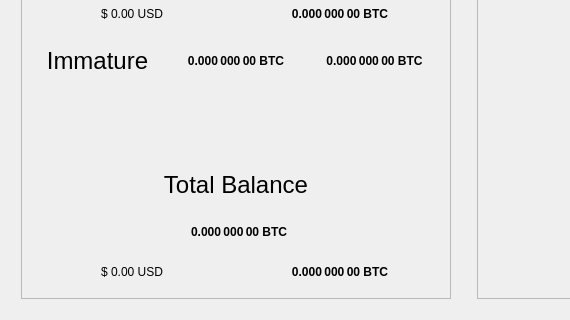
Old version of the form src/qt/forms/overviewpage.ui in the repository PACCommunity/PAC; both pictures show x 0 to 570 and y 342 to 662 of the 960 by 662 pixel window.
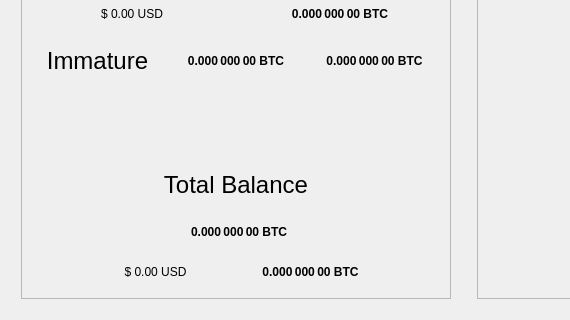
New version of the form.

```diff
--- a/src/qt/forms/overviewpage.ui
+++ b/src/qt/forms/overviewpage.ui
@@ -557,6 +557,22 @@
             </item>
             <item>
              <layout class="QHBoxLayout" name="horizontalLayout_10">
+              <item>
+                <spacer name="horizontalSpacer_4">
+                <property name="orientation">
+                 <enum>Qt::Horizontal</enum>
+                </property>
+                <property name="sizeType">
+                 <enum>QSizePolicy::Fixed</enum>
+                </property>
+                <property name="sizeHint" stdset="0">
+                 <size>
+                  <width>50</width>
+                  <height>20</height>
+                 </size>
+                </property>
+               </spacer>
+              </item>
               <item>
                <widget class="QLabel" name="labelTotalUSD">
                 <property name="text">
@@ -595,6 +611,19 @@
                 </property>
                </widget>
               </item>
+              <item>
+               <widget class="QLabel" name="iconLabelOverviewInfo">
+                <property name="maximumSize">
+                 <size>
+                  <width>50</width>
+                  <height>16777215</height>
+                 </size>
+                </property>
+                <property name="text">
+                 <string/>
+                </property>
+               </widget>
+              </item>
              </layout>
             </item>
            </layout>
```
